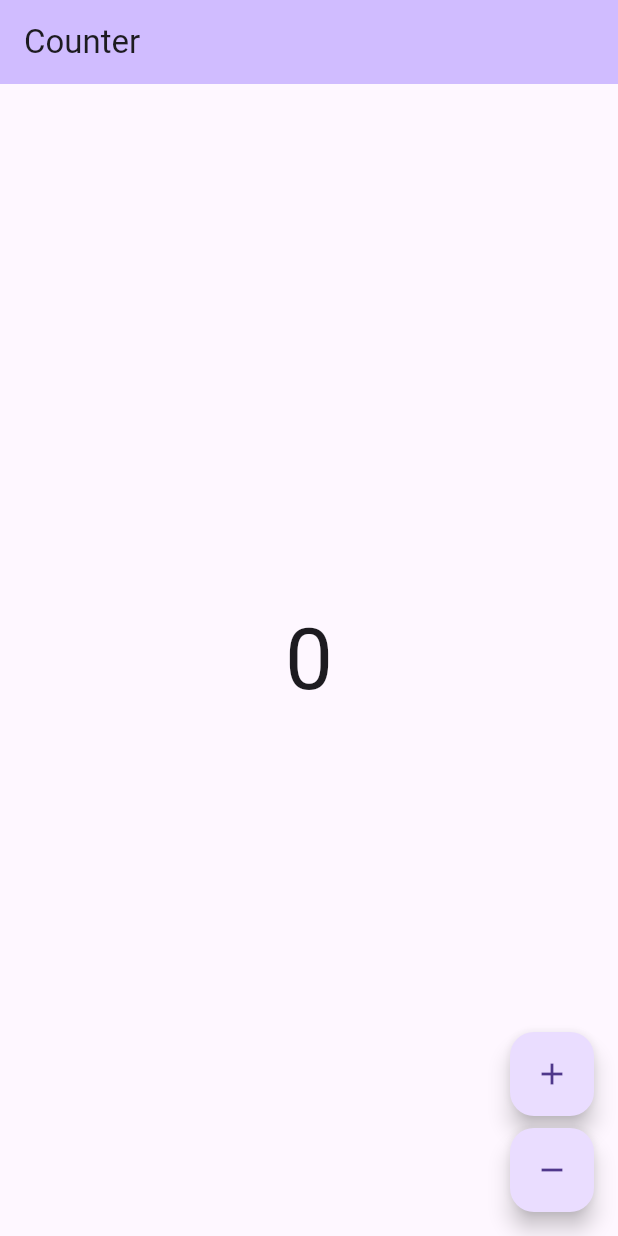
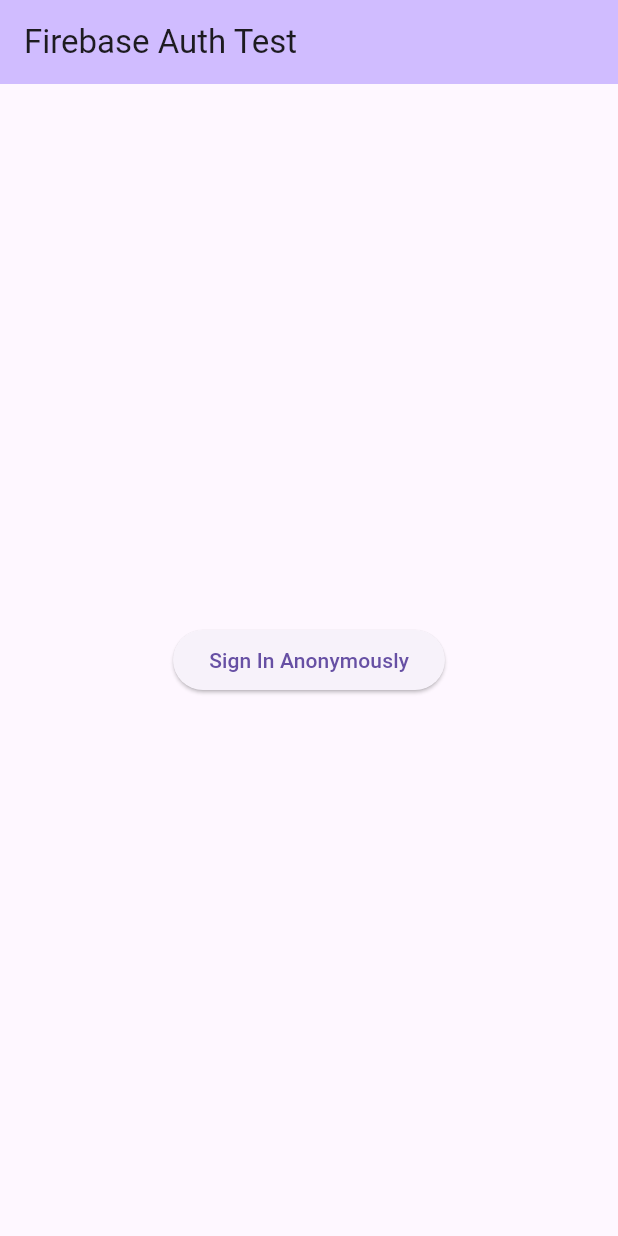
Before and after one commit to sakshamsri4/next_gen, a Flutter app: the screen it shows after launch, on a phone screen of 412 x 824 dp. Run offline on Flutter 3.47's test engine with Material 3 defaults, Android fonts, the phone set to English and light mode, and no system bars; our stand-ins replace bloc, firebase_auth, firebase_core, flutter_bloc; accounts and stored records are empty; generated files the repository leaves out were written again.

Commit message:
Implement Firebase integration: Add Firebase configuration files, update dependencies, and create authentication service. Introduce AuthTestPage for testing Firebase Auth functionality. Update app entry point to use AuthTestPage.

```diff
--- a/lib/app/view/app.dart
+++ b/lib/app/view/app.dart
@@ -1,5 +1,5 @@
 import 'package:flutter/material.dart';
-import 'package:next_gen/counter/counter.dart';
+import 'package:next_gen/features/auth/view/auth_test_page.dart';
 import 'package:next_gen/l10n/l10n.dart';
 
 class App extends StatelessWidget {
@@ -16,7 +16,7 @@ class App extends StatelessWidget {
       ),
       localizationsDelegates: AppLocalizations.localizationsDelegates,
       supportedLocales: AppLocalizations.supportedLocales,
-      home: const CounterPage(),
+      home: const AuthTestPage(),
     );
   }
 }
--- a/lib/bootstrap.dart
+++ b/lib/bootstrap.dart
@@ -2,7 +2,9 @@ import 'dart:async';
 import 'dart:developer';
 
 import 'package:bloc/bloc.dart';
+import 'package:firebase_core/firebase_core.dart';
 import 'package:flutter/widgets.dart';
+import 'package:next_gen/firebase_options.dart';
 
 class AppBlocObserver extends BlocObserver {
   const AppBlocObserver();
@@ -21,6 +23,12 @@ class AppBlocObserver extends BlocObserver {
 }
 
 Future<void> bootstrap(FutureOr<Widget> Function() builder) async {
+  WidgetsFlutterBinding.ensureInitialized();
+
+  await Firebase.initializeApp(
+    options: DefaultFirebaseOptions.currentPlatform,
+  );
+
   FlutterError.onError = (details) {
     log(details.exceptionAsString(), stackTrace: details.stack);
   };
--- /dev/null
+++ b/lib/features/auth/view/auth_test_page.dart
@@ -0,0 +1,71 @@
+import 'package:firebase_auth/firebase_auth.dart';
+import 'package:flutter/material.dart';
+import 'package:next_gen/services/firebase_service.dart';
+
+/// A test page to verify Firebase Authentication
+class AuthTestPage extends StatefulWidget {
+  const AuthTestPage({super.key});
+
+  @override
+  State<AuthTestPage> createState() => _AuthTestPageState();
+}
+
+class _AuthTestPageState extends State<AuthTestPage> {
+  final FirebaseService _firebaseService = FirebaseService();
+  User? _user;
+
+  @override
+  void initState() {
+    super.initState();
+    _firebaseService.authStateChanges.listen((user) {
+      setState(() {
+        _user = user;
+      });
+    });
+  }
+
+  Future<void> _signInAnonymously() async {
+    try {
+      await _firebaseService.signInAnonymously();
+    } catch (e) {
+      if (!mounted) return;
+      ScaffoldMessenger.of(context).showSnackBar(
+        SnackBar(content: Text('Error: $e')),
+      );
+    }
+  }
+
+  @override
+  Widget build(BuildContext context) {
+    return Scaffold(
+      appBar: AppBar(
+        title: const Text('Firebase Auth Test'),
+      ),
+      body: Center(
+        child: Column(
+          mainAxisAlignment: MainAxisAlignment.center,
+          children: [
+            if (_user == null)
+              ElevatedButton(
+                onPressed: _signInAnonymously,
+                child: const Text('Sign In Anonymously'),
+              )
+            else
+              Column(
+                children: [
+                  const Text('Signed In Successfully!'),
+                  const SizedBox(height: 8),
+                  Text('User ID: ${_user!.uid}'),
+                  const SizedBox(height: 16),
+                  ElevatedButton(
+                    onPressed: () => FirebaseAuth.instance.signOut(),
+                    child: const Text('Sign Out'),
+                  ),
+                ],
+              ),
+          ],
+        ),
+      ),
+    );
+  }
+}
--- /dev/null
+++ b/lib/services/firebase_service.dart
@@ -0,0 +1,23 @@
+import 'package:firebase_auth/firebase_auth.dart';
+
+/// Service class to handle Firebase Authentication operations
+class FirebaseService {
+  final FirebaseAuth _auth = FirebaseAuth.instance;
+
+  /// Sign in anonymously
+  Future<User?> signInAnonymously() async {
+    try {
+      final userCredential = await _auth.signInAnonymously();
+      return userCredential.user;
+    } catch (e) {
+      print('Error signing in anonymously: $e');
+      return null;
+    }
+  }
+
+  /// Get current user
+  User? get currentUser => _auth.currentUser;
+
+  /// Stream of auth state changes
+  Stream<User?> get authStateChanges => _auth.authStateChanges();
+}
--- a/pubspec.yaml
+++ b/pubspec.yaml
@@ -14,6 +14,11 @@ dependencies:
   flutter_localizations:
     sdk: flutter
   intl: ^0.19.0
+  firebase_core: ^2.27.1
+  firebase_auth: ^4.17.9
+  cloud_firestore: ^4.15.9
+  firebase_storage: ^11.6.10
+  firebase_database: ^10.4.10
 
 dev_dependencies:
   bloc_test: ^9.1.7
```
Also changed, not shown: firebase.json (added), lib/firebase_options.dart (added), pubspec.lock, 19 other files.
